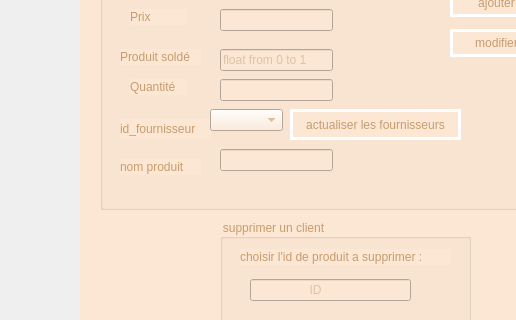
This is mainwindow.ui in guir0t/Smart-Beauty-Center-2A15 as Qt 5 draws it before an edit; both pictures show x 0 to 516 and y 117 to 437 of the 800 by 600 pixel window. The edited form follows.
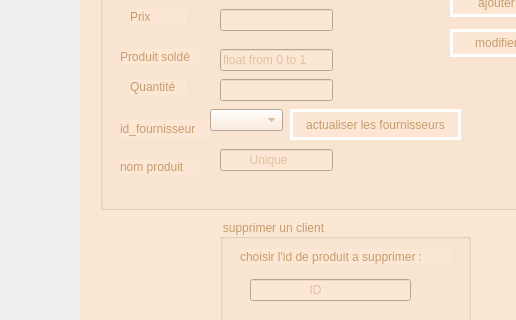
This is the edited form. The open tabs and pages were chosen to show the change. Custom widgets are drawn as their Qt base class.

What changed in the file:
```diff
--- a/mainwindow.ui
+++ b/mainwindow.ui
@@ -279,6 +279,9 @@
          <height>22</height>
         </rect>
        </property>
+       <property name="placeholderText">
+        <string>        Unique</string>
+       </property>
       </widget>
      </widget>
      <widget class="QGroupBox" name="groupBox_2">
```
Left out of the diff: 4 changed lines with no effect on the pictures.
